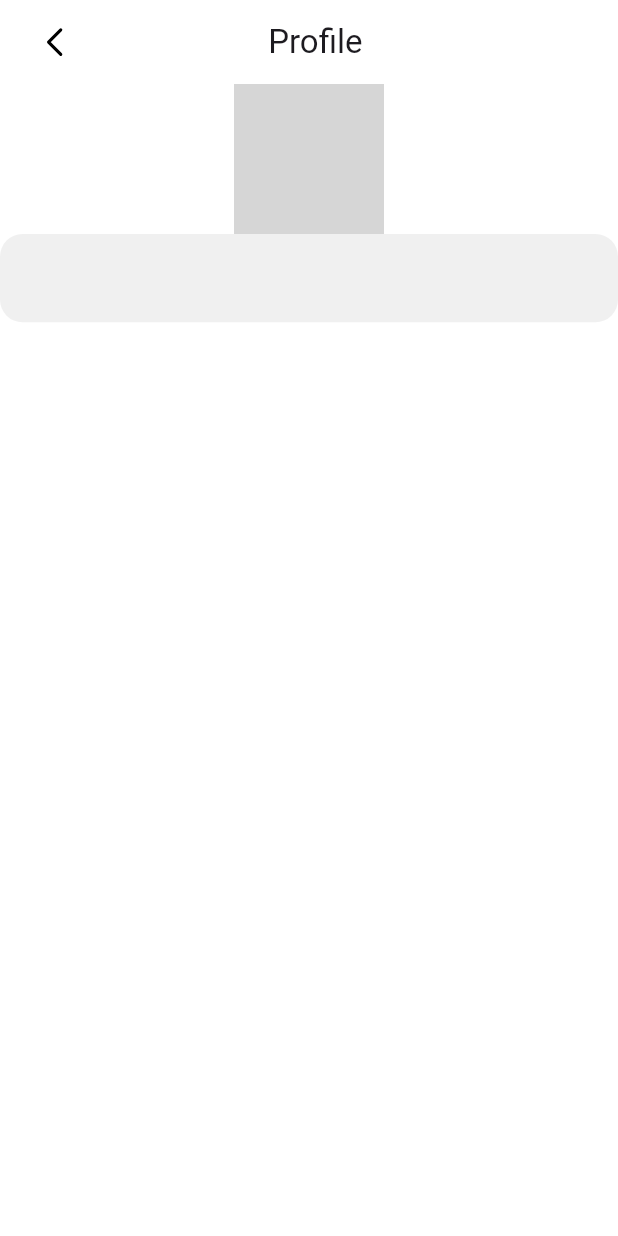
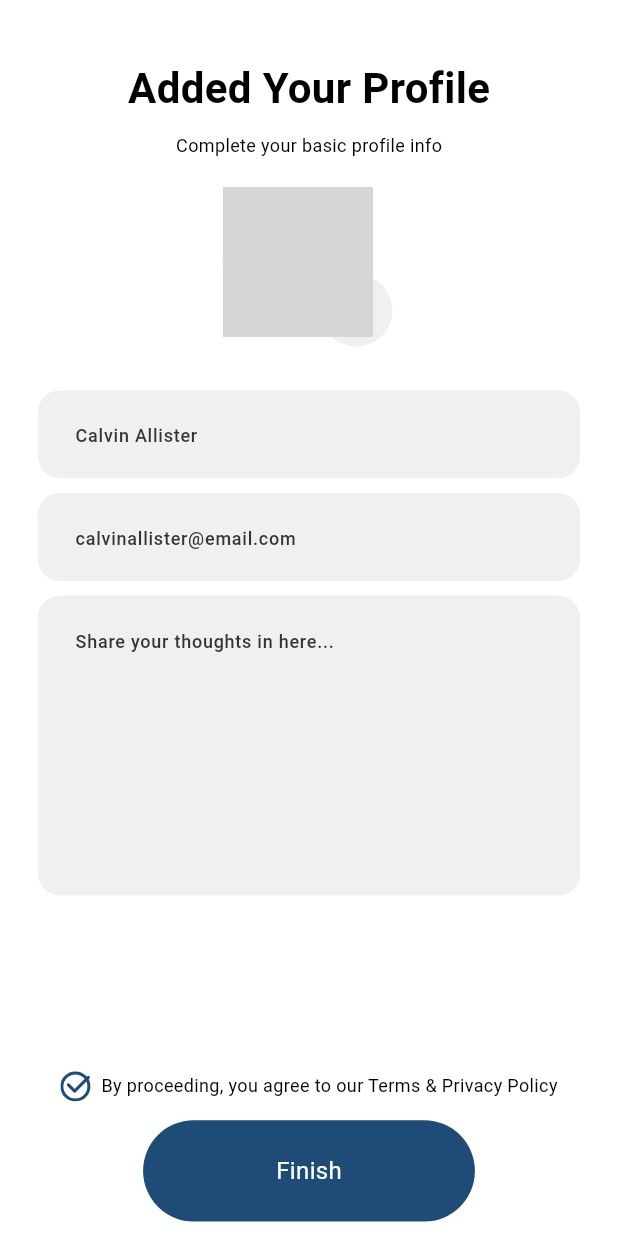
Before and after one commit to KholmatovDev/thekettu_mobile, a Flutter app: the PersonalDataScreen screen opened by its route, on a phone screen of 412 x 824 dp. Run offline on Flutter 3.47's test engine with Material 3 defaults, Android fonts, the phone set to English and light mode, and no system bars; drawn by our look-alikes of flutter_animate, zoom_tap_animation; our stand-ins replace app_links, bloc, cached_network_image, flutter_bloc, flutter_screenutil, flutter_svg and 4 more; accounts and stored records are empty; network calls fail; Roboto replaces fonts that are missing (PlusJakartaSans); grey boxes are pictures that could not be loaded.

Commit message:
Personal data screen ui added

```diff
--- a/lib/core/assets/app_images.dart
+++ b/lib/core/assets/app_images.dart
@@ -1,4 +1,7 @@
 class AppImages{
   AppImages._();
   static const String emptyImage = "assets/images/empty_image.png";
+  static const String ornament = "assets/images/ornament.png";
+  static const String welComeBackground1 = "assets/images/welcome_background2.png";
+  static const String welComeBackground2 = "assets/images/welcome_background2.png";
 }
--- /dev/null
+++ b/lib/core/assets/app_svg.dart
@@ -0,0 +1,7 @@
+class AppSvg{
+  AppSvg._();
+  static const String appLogo = "assets/images/app_logo.svg";
+  static const String googleLogo = "assets/icons/Google.svg";
+  static const String edit = "assets/icons/Edit.svg";
+  static const String check = "assets/icons/check.svg";
+}
--- a/lib/presentation/pages/profile/personal/personal_data_screen.dart
+++ b/lib/presentation/pages/profile/personal/personal_data_screen.dart
@@ -1,9 +1,11 @@
 import 'package:cached_network_image/cached_network_image.dart';
 import 'package:flutter/material.dart';
 import 'package:flutter_screenutil/flutter_screenutil.dart';
+import 'package:thekettu/core/assets/app_svg.dart';
 import 'package:thekettu/core/theme/app_colors.dart';
 import 'package:thekettu/core/util/extensions.dart';
-import 'package:thekettu/presentation/widget/appbar/global_appbar.dart';
+import 'package:thekettu/presentation/widget/buttons/global_button.dart';
+import 'package:thekettu/presentation/widget/textField/global_text_field.dart';
 
 class PersonalDataScreen extends StatefulWidget {
   const PersonalDataScreen({super.key});
@@ -17,28 +19,95 @@ class _PersonalDataScreenState extends State<PersonalDataScreen> {
   Widget build(BuildContext context) {
     return Scaffold(
       backgroundColor: AppColors.white,
-      appBar: const GlobalAppBar(
-            title: "Profile",
-        centerTitle: true,
-        leading: null,
+      body: SafeArea(
+        child: Column(
+          children: [
+            Expanded(
+              child: SingleChildScrollView(
+                child: Column(
+                  children: [
+                    40.ph,
+                    Text(
+                      "Added Your Profile",
+                      style: 28.bold(),
                     ),
-      body: Column(
+                    10.ph,
+                    Text(
+                      "Complete your basic profile info",
+                      style: 12.regular(),
+                    ),
+                    20.ph,
+
+                    /// Avatar + edit icon
+                    SizedBox(
+                      width: 110.w,
+                      height: 110.h,
+                      child: Stack(
                         children: [
                           const CircleAvatar(
                             maxRadius: 50,
-            foregroundImage: CachedNetworkImageProvider("https://i.pinimg.com/236x/68/31/12/68311248ba2f6e0ba94ff6da62eac9f6.jpg"),
+                            foregroundImage: CachedNetworkImageProvider(
+                              "https://i.pinimg.com/236x/68/31/12/68311248ba2f6e0ba94ff6da62eac9f6.jpg",
                             ),
-          TextFormField(
-            decoration: InputDecoration(
-              border: OutlineInputBorder(borderRadius: BorderRadius.circular(15),borderSide: BorderSide.none),
-              focusedBorder: OutlineInputBorder(borderRadius: BorderRadius.circular(15),borderSide: BorderSide(color: AppColors.primaryBlue)),
-              fillColor: AppColors.flashWhite,
-              filled: true,
-              contentPadding: EdgeInsets.symmetric(horizontal: 20.w, vertical: 18.h)
+                          ),
+                          Positioned(
+                            bottom: 0,
+                            right: 0,
+                            child: Container(
+                              height: 50.h,
+                              width: 50.w,
+                              decoration: const BoxDecoration(
+                                color: AppColors.flashWhite,
+                                shape: BoxShape.circle,
+                              ),
+                              child: AppSvg.edit
+                                  .assetSvg(color: AppColors.primaryBlue)
+                                  .paddingAll(13.sp),
                             ),
                           ),
                         ],
                       ),
+                    ),
+                    30.ph,
+
+                    /// TextFields
+                    const GlobalTextField(
+                      hintText: "Calvin Allister",
+                    ),
+                    10.ph,
+                    const GlobalTextField(
+                      hintText: "calvinallister@email.com",
+                    ),
+                    10.ph,
+                    const GlobalTextField(
+                      hintText: "Share your thoughts in here...",
+                      height: 200,
+                    ),
+                    30.ph,
+                  ],
+                ),
+              ),
+            ),
+            10.ph,
+            Row(
+              mainAxisAlignment: MainAxisAlignment.center,
+              children: [
+                AppSvg.check.assetSvg(),
+                5.pw,
+                Text(
+                  "By proceeding, you agree to our Terms & Privacy Policy",
+                  style: 12.regular(),
+                  maxLines: 2,
+                ),
+              ],
+            ),
+            13.ph,
+            GlobalButton(text: "Finish")
+                .paddingSymmetric(horizontal: 67.w),
+            10.ph,
+          ],
+        ).paddingSymmetric(horizontal: 24.w),
+      ),
     );
   }
 }
--- /dev/null
+++ b/lib/presentation/widget/textField/global_text_field.dart
@@ -0,0 +1,38 @@
+import 'package:flutter/material.dart';
+import 'package:flutter_screenutil/flutter_screenutil.dart';
+import 'package:thekettu/core/util/extensions.dart';
+
+import '../../../core/assets/app_svg.dart';
+import '../../../core/theme/app_colors.dart';
+
+class GlobalTextField extends StatelessWidget {
+  final String? hintText;
+  final double? height;
+  final ValueChanged<String>? onChanged;
+
+  const GlobalTextField({super.key, this.hintText, this.onChanged, this.height});
+
+  @override
+  Widget build(BuildContext context) {
+    return SizedBox(
+      height: height,
+      child: TextFormField(
+        onChanged: onChanged,
+        maxLines: null,
+        expands: height != null,
+        textAlignVertical: TextAlignVertical.top,
+        decoration: InputDecoration(
+          border: OutlineInputBorder(borderRadius: BorderRadius.circular(15), borderSide: BorderSide.none),
+          focusedBorder: OutlineInputBorder(borderRadius: BorderRadius.circular(15), borderSide: BorderSide(color: AppColors.primaryBlue)),
+          fillColor: AppColors.flashWhite,
+          hintText: hintText,
+          hintStyle: 12.medium(color: AppColors.grey),
+          filled: true,
+
+          contentPadding: EdgeInsets.symmetric(horizontal: 20.w, vertical: 18.h),
+          // suffixIcon: AppSvg.edit.assetSvg(size: 24.spMin).paddingSymmetric(vertical: 13.h),
+        ),
+      ),
+    );
+  }
+}
```
Also changed, not shown: lib/core/assets/typography.dart (added, +61 -0 lines), lib/core/util/extensions.dart (+51 -29 lines), lib/presentation/pages/auth/auth_screen.dart (+5 -2 lines), lib/presentation/pages/splash/splash_screen.dart (added, +80 -0 lines), assets/icons/Edit.svg (added), assets/icons/check.svg (added), assets/images/app_logo.svg (added), assets/images/ornament.png (added), assets/images/welcome_background1.png (added), 1 other file. Lines whose indentation alone changed are shown as unchanged.
